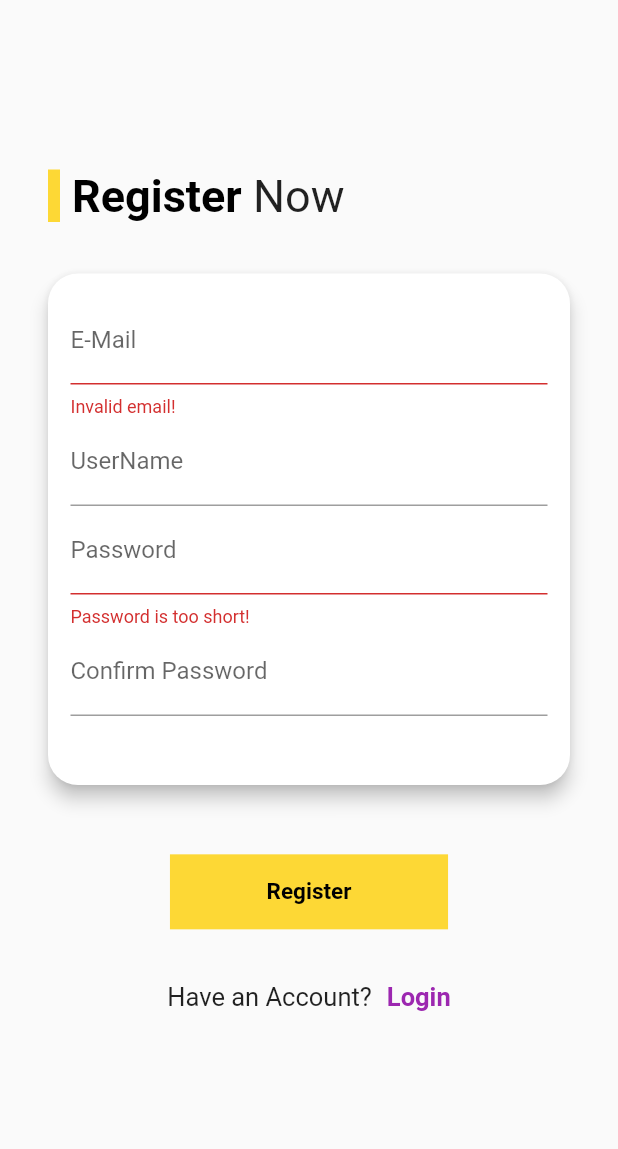
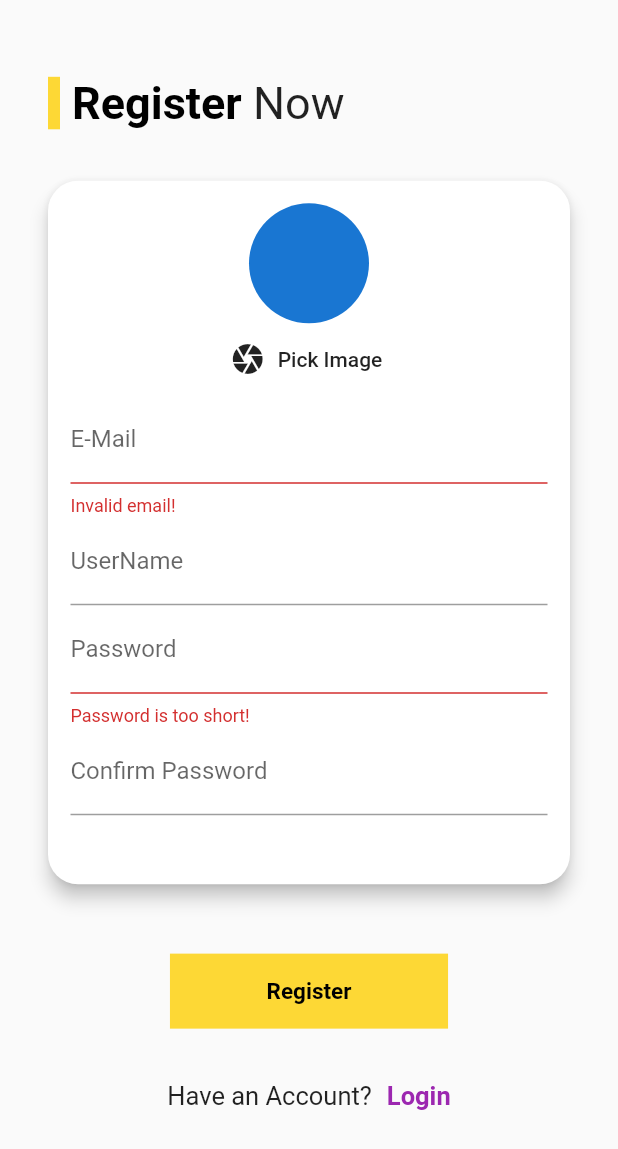
Before and after one commit to balad06/ChattingApp, a Flutter app: the screen it shows after launch, after a tap on "Login", after a tap on "Register", on a phone screen of 412 x 824 dp. Shown: the top 1149 px of the screen. Run offline on Flutter 3.47's test engine with Material 2 defaults, Android fonts, the phone set to English and light mode, and no system bars; our stand-ins replace cloud_firestore, firebase_auth, firebase_core, image_picker; accounts and stored records are empty.

Commit message:
user name and image

```diff
--- a/lib/login/loginScreen.dart
+++ b/lib/login/loginScreen.dart
@@ -1,3 +1,4 @@
+import 'package:ChattingApp/widgets/imagePicker.dart';
 import 'package:flutter/services.dart';
 
 import 'package:flutter/material.dart';
@@ -215,6 +216,9 @@ class _LoginPageState extends State<LoginPage> {
             child: SingleChildScrollView(
               child: Column(
                 children: <Widget>[
+                  _authMode == AuthMode.Signup
+                      ? UserImage()
+                      : Container(),
                   TextFormField(
                     key: ValueKey('email'),
                     decoration: InputDecoration(labelText: 'E-Mail'),
@@ -340,7 +344,8 @@ class _LoginPageState extends State<LoginPage> {
                   crossAxisAlignment: CrossAxisAlignment.center,
                   mainAxisAlignment: MainAxisAlignment.center,
                   children: <Widget>[
-                    SizedBox(height: height * .125),
+                     _authMode == AuthMode.Login
+                            ? SizedBox(height: height * .125): SizedBox(height: height * .05),
                     Container(
                         padding:
                             EdgeInsets.symmetric(vertical: 10, horizontal: 12),
--- /dev/null
+++ b/lib/widgets/imagePicker.dart
@@ -0,0 +1,36 @@
+import 'package:flutter/material.dart';
+import 'dart:io';
+import 'package:image_picker/image_picker.dart';
+
+class UserImage extends StatefulWidget {
+  @override
+  _UserImageState createState() => _UserImageState();
+}
+
+class _UserImageState extends State<UserImage> {
+  File _pickedImage;
+  void _pickImage() async {
+    final pickedImageFile =
+        await ImagePicker.pickImage(source: ImageSource.camera);
+    setState(() {
+      _pickedImage = pickedImageFile;
+    });
+  }
+
+  @override
+  Widget build(BuildContext context) {
+    return Column(
+      children: [
+        CircleAvatar(
+          radius: 40,
+          backgroundImage: _pickedImage != null ? FileImage(_pickedImage) : null,
+        ),
+        FlatButton.icon(
+          onPressed: _pickImage,
+          icon: Icon(Icons.camera),
+          label: Text('Pick Image'),
+        ),
+      ],
+    );
+  }
+}
--- a/lib/widgets/messages.dart
+++ b/lib/widgets/messages.dart
@@ -33,7 +33,7 @@ class Messages extends StatelessWidget {
                   key: ValueKey(
                     chatDocs[i].documentID,
                   ),
-                  userName: chatDocs[i]['userId'],
+                  username: chatDocs[i]['username'],
                 ),
                 itemCount: chatDocs.length,
               );
--- a/lib/widgets/new_message.dart
+++ b/lib/widgets/new_message.dart
@@ -13,10 +13,12 @@ class _NewMessageState extends State<NewMessage> {
   void _sendMessage () async{
     FocusScope.of(context).unfocus();
     final user= FirebaseAuth.instance.currentUser;
+    final userData = await FirebaseFirestore.instance.collection('users').doc(user.uid).get();
     FirebaseFirestore.instance.collection('chat').add({
       'Text': _message,
       'createdAt':Timestamp.now(),
       'userId': user.uid,
+      'username':userData['username'],
     });
     _controller.clear();
     _message ='';
--- a/pubspec.yaml
+++ b/pubspec.yaml
@@ -26,6 +26,7 @@ dependencies:
   cloud_firestore: ^0.14.3+1
   firebase_core: any
   firebase_auth: any
+  image_picker: any
 
 
   # The following adds the Cupertino Icons font to your application.
```
Also changed, not shown: lib/pages/chatScreen.dart (+5 -2 lines), lib/widgets/message_bubble.dart (+18 -10 lines), pubspec.lock.
